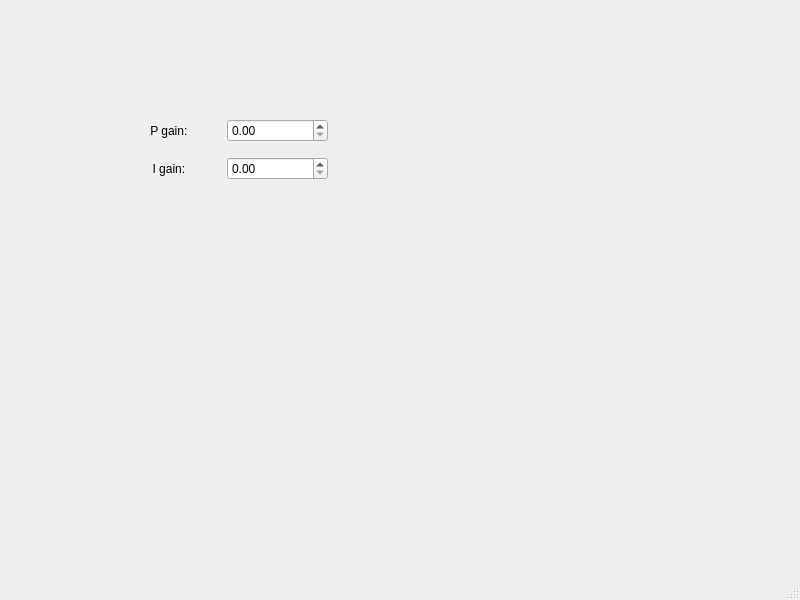
Qt form gui/focus/ui_PID_parameters.ui (fbarho/qudi-cbs) before a commit.
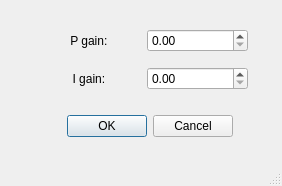
The same form after that commit.

Patch:
```diff
--- a/gui/focus/ui_PID_parameters.ui
+++ b/gui/focus/ui_PID_parameters.ui
@@ -6,8 +6,8 @@
    <rect>
     <x>0</x>
     <y>0</y>
-    <width>800</width>
-    <height>600</height>
+    <width>282</width>
+    <height>186</height>
    </rect>
   </property>
   <property name="windowTitle">
@@ -17,8 +17,8 @@
    <widget class="QWidget" name="gridLayoutWidget">
     <property name="geometry">
      <rect>
-      <x>120</x>
-      <y>110</y>
+      <x>40</x>
+      <y>20</y>
       <width>208</width>
       <height>80</height>
      </rect>
@@ -51,27 +51,29 @@
       </widget>
      </item>
      <item row="0" column="1">
-      <widget class="QDoubleSpinBox" name="Pgain_doubleSpinBox">
-       <property name="minimumSize">
-        <size>
-         <width>100</width>
-         <height>0</height>
-        </size>
-       </property>
-      </widget>
+      <widget class="QDoubleSpinBox" name="Pgain_doubleSpinBox"/>
      </item>
      <item row="1" column="1">
-      <widget class="QDoubleSpinBox" name="Igain_doubleSpinBox">
-       <property name="minimumSize">
-        <size>
-         <width>100</width>
-         <height>0</height>
-        </size>
-       </property>
-      </widget>
+      <widget class="QDoubleSpinBox" name="Igain_doubleSpinBox"/>
      </item>
     </layout>
    </widget>
+   <widget class="QDialogButtonBox" name="buttonBox">
+    <property name="geometry">
+     <rect>
+      <x>53</x>
+      <y>110</y>
+      <width>180</width>
+      <height>32</height>
+     </rect>
+    </property>
+    <property name="orientation">
+     <enum>Qt::Horizontal</enum>
+    </property>
+    <property name="standardButtons">
+     <set>QDialogButtonBox::Cancel|QDialogButtonBox::Ok</set>
+    </property>
+   </widget>
   </widget>
   <widget class="QMenuBar" name="menubar">
    <property name="geometry">
```
Left out of the diff: 2 changed lines with no effect on the pictures.
